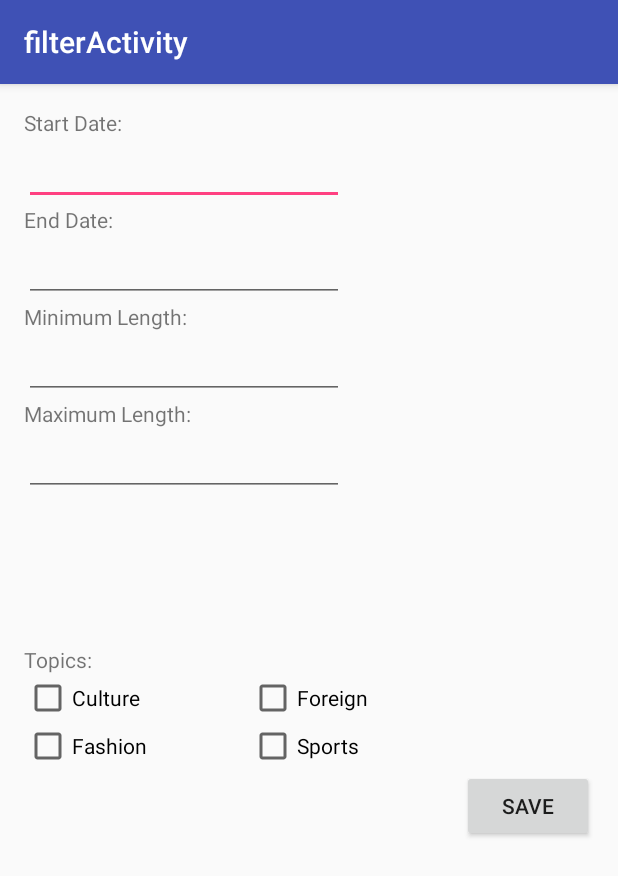
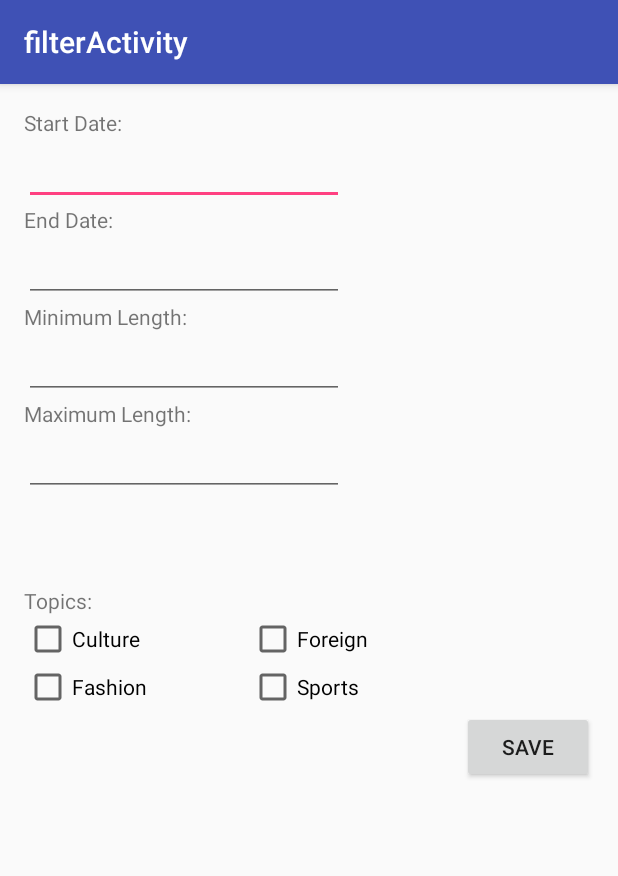
Before and after one commit to zdenham/NYTSearch, an Android app: the filterActivity screen opened directly, with no data from a screen before it, on a phone screen of 412 x 824 dp. Shown: the top 876 px of the screen. Run offline under Robolectric (Android 15) with nearby library versions, the phone set to English and light mode, and no system bars; libraries missing offline, so code that uses them is left out: org.parceler.

Commit message:
added filtered search

```diff
--- a/app/build.gradle
+++ b/app/build.gradle
@@ -1,4 +1,5 @@
 apply plugin: 'com.android.application'
+apply plugin: 'com.neenbedankt.android-apt'
 
 android {
     compileSdkVersion 23
@@ -28,4 +29,6 @@ dependencies {
     compile 'com.squareup.picasso:picasso:2.5.2'
     compile 'com.android.support:support-v4:23.1.1'
     compile 'com.android.support:recyclerview-v7:23.2.1'
+    compile 'org.parceler:parceler-api:1.1.1'
+    apt 'org.parceler:parceler:1.1.1'
 }
--- a/app/src/main/java/scope/nytsearch/filterActivity.java
+++ b/app/src/main/java/scope/nytsearch/filterActivity.java
@@ -1,10 +1,28 @@
 package scope.nytsearch;
 
+import android.content.Intent;
 import android.os.Bundle;
+import android.os.Parcelable;
 import android.support.v7.app.AppCompatActivity;
 import android.support.v7.widget.Toolbar;
+import android.view.View;
+import android.widget.CheckBox;
+import android.widget.EditText;
+
+import org.parceler.Parcels;
+
+import java.util.ArrayList;
 
 public class filterActivity extends AppCompatActivity {
+
+    EditText etMinDate;
+    EditText etMaxDate;
+    EditText etMinWords;
+    EditText etMaxWords;
+    CheckBox cbCulture;
+    CheckBox cbSports;
+    CheckBox cbFashion;
+    CheckBox cbForeign;
 
     @Override
     protected void onCreate(Bundle savedInstanceState) {
@@ -12,6 +30,36 @@ public class filterActivity extends AppCompatActivity {
         setContentView(R.layout.activity_filter);
         Toolbar toolbar = (Toolbar) findViewById(R.id.toolbar);
         setSupportActionBar(toolbar);
+        etMinDate = (EditText)findViewById(R.id.etStartDate);
+        etMaxDate = (EditText)findViewById(R.id.etEndDate);
+        etMinWords = (EditText)findViewById(R.id.etMinWords);
+        etMaxWords = (EditText)findViewById(R.id.etMaxWords);
+        cbCulture = (CheckBox)findViewById(R.id.cbCulture);
+        cbSports = (CheckBox)findViewById(R.id.cbSports);
+        cbFashion = (CheckBox)findViewById(R.id.cbFashion);
+        cbForeign = (CheckBox)findViewById(R.id.cbForeign);
+    }
+
+    public void saveFilter(View v){
+        ArrayList<String> topics = new ArrayList<String>();
+        if(cbCulture.isChecked()){
+            topics.add(cbCulture.getText().toString());
+        }
+        if(cbSports.isChecked()){
+            topics.add(cbSports.getText().toString());
+        }
+        if(cbFashion.isChecked()){
+            topics.add(cbFashion.getText().toString());
+        }
+        if(cbForeign.isChecked()){
+            topics.add(cbForeign.getText().toString());
+        }
+        Restrictions restrictionSet = new Restrictions( etMinDate.getText().toString(), etMaxDate.getText().toString(), topics, etMinWords.getText().toString(), etMaxWords.getText().toString() );
+        Intent data = new Intent();
+        Parcelable dat = Parcels.wrap( restrictionSet );
+        data.putExtra("data", dat );
+        setResult(RESULT_OK, data);
+        this.finish();
     }
 
 }
--- a/app/src/main/res/layout/content_filter.xml
+++ b/app/src/main/res/layout/content_filter.xml
@@ -26,7 +26,7 @@
         android:layout_height="wrap_content"
         android:inputType="date"
         android:ems="10"
-        android:id="@+id/editText"
+        android:id="@+id/etStartDate"
         android:layout_below="@+id/textView"
         android:layout_alignParentLeft="true"
         android:layout_alignParentStart="true" />
@@ -36,7 +36,7 @@
         android:layout_height="wrap_content"
         android:text="End Date:"
         android:id="@+id/textView2"
-        android:layout_below="@+id/editText"
+        android:layout_below="@+id/etStartDate"
         android:layout_alignParentLeft="true"
         android:layout_alignParentStart="true" />
 
@@ -45,7 +45,7 @@
         android:layout_height="wrap_content"
         android:inputType="date"
         android:ems="10"
-        android:id="@+id/editText2"
+        android:id="@+id/etEndDate"
         android:layout_below="@+id/textView2"
         android:layout_alignParentLeft="true"
         android:layout_alignParentStart="true" />
@@ -55,7 +55,7 @@
         android:layout_height="wrap_content"
         android:text="Minimum Length:"
         android:id="@+id/textView3"
-        android:layout_below="@+id/editText2"
+        android:layout_below="@+id/etEndDate"
         android:layout_alignParentLeft="true"
         android:layout_alignParentStart="true" />
 
@@ -64,7 +64,7 @@
         android:layout_height="wrap_content"
         android:inputType="number"
         android:ems="10"
-        android:id="@+id/editText3"
+        android:id="@+id/etMinWords"
         android:layout_below="@+id/textView3"
         android:layout_alignParentLeft="true"
         android:layout_alignParentStart="true" />
@@ -74,7 +74,7 @@
         android:layout_height="wrap_content"
         android:text="Maximum Length:"
         android:id="@+id/textView4"
-        android:layout_below="@+id/editText3"
+        android:layout_below="@+id/etMinWords"
         android:layout_alignParentLeft="true"
         android:layout_alignParentStart="true" />
 
@@ -83,7 +83,7 @@
         android:layout_height="wrap_content"
         android:inputType="number"
         android:ems="10"
-        android:id="@+id/editText4"
+        android:id="@+id/etMaxWords"
         android:layout_below="@+id/textView4"
         android:layout_alignParentLeft="true"
         android:layout_alignParentStart="true" />
@@ -93,15 +93,16 @@
         android:layout_height="wrap_content"
         android:text="Topics:"
         android:id="@+id/textView5"
-        android:layout_centerVertical="true"
+        android:layout_below="@+id/etMaxWords"
         android:layout_alignParentLeft="true"
-        android:layout_alignParentStart="true" />
+        android:layout_alignParentStart="true"
+        android:layout_marginTop="60dp" />
 
     <CheckBox
         android:layout_width="wrap_content"
         android:layout_height="wrap_content"
         android:text="Culture"
-        android:id="@+id/checkBox"
+        android:id="@+id/cbCulture"
         android:layout_below="@+id/textView5"
         android:layout_alignParentLeft="true"
         android:layout_alignParentStart="true"
@@ -111,8 +112,8 @@
         android:layout_width="wrap_content"
         android:layout_height="wrap_content"
         android:text="Fashion"
-        android:id="@+id/checkBox2"
-        android:layout_below="@+id/checkBox"
+        android:id="@+id/cbFashion"
+        android:layout_below="@+id/cbCulture"
         android:layout_alignParentLeft="true"
         android:layout_alignParentStart="true"
         android:checked="false" />
@@ -121,7 +122,7 @@
         android:layout_width="wrap_content"
         android:layout_height="wrap_content"
         android:text="Foreign"
-        android:id="@+id/checkBox3"
+        android:id="@+id/cbForeign"
         android:checked="false"
         android:layout_below="@+id/textView5"
         android:layout_centerHorizontal="true" />
@@ -130,10 +131,10 @@
         android:layout_width="wrap_content"
         android:layout_height="wrap_content"
         android:text="Sports"
-        android:id="@+id/checkBox4"
-        android:layout_below="@+id/checkBox3"
-        android:layout_alignLeft="@+id/checkBox3"
-        android:layout_alignStart="@+id/checkBox3"
+        android:id="@+id/cbSports"
+        android:layout_below="@+id/cbForeign"
+        android:layout_alignLeft="@+id/cbForeign"
+        android:layout_alignStart="@+id/cbForeign"
         android:checked="false" />
 
     <Button
@@ -141,8 +142,9 @@
         android:layout_height="wrap_content"
         android:text="Save"
         android:id="@+id/btnSave"
+        android:onClick="saveFilter"
         android:layout_alignParentRight="true"
         android:layout_alignParentEnd="true"
-        android:layout_below="@+id/checkBox2" />
+        android:layout_below="@+id/cbFashion" />
 
 </RelativeLayout>
--- a/build.gradle
+++ b/build.gradle
@@ -6,6 +6,7 @@ buildscript {
     }
     dependencies {
         classpath 'com.android.tools.build:gradle:2.1.2'
+        classpath 'com.neenbedankt.gradle.plugins:android-apt:1.8'
 
         // NOTE: Do not place your application dependencies here; they belong
         // in the individual module build.gradle files
```
Also changed, not shown: app/src/main/java/scope/nytsearch/Article.java (+18 -0 lines), app/src/main/java/scope/nytsearch/Restrictions.java (added, +59 -0 lines), app/src/main/java/scope/nytsearch/searchActivity.java (+44 -2 lines), app/src/main/res/layout/content_search.xml (+9 -10 lines).
